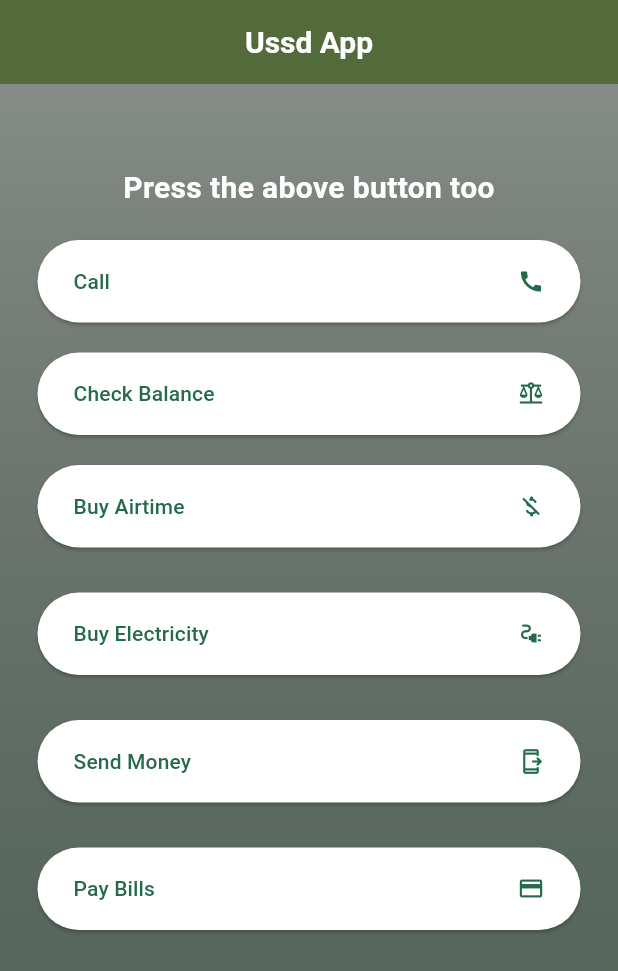
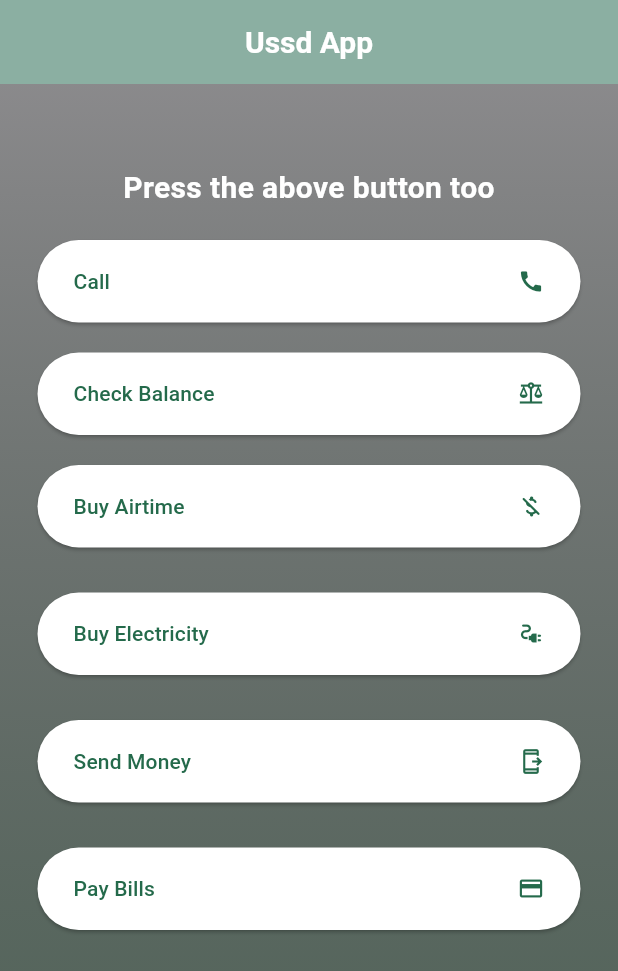
Before and after one commit to masezerano/ussd_app, a Flutter app: the screen it shows after launch, on a phone screen of 412 x 824 dp. Shown: the top 971 px of the screen. Run offline on Flutter 3.47's test engine with Material 2 defaults, Android fonts, the phone set to English and light mode, and no system bars.

Commit message:
initial commit

```diff
--- a/lib/main.dart
+++ b/lib/main.dart
@@ -11,17 +11,16 @@ class App extends StatelessWidget {
   @override
   Widget build(BuildContext context) {
     return MaterialApp(
-      theme: ThemeData(
+      theme: ThemeData(useMaterial3: true).copyWith(
         brightness: Brightness.light,
-        useMaterial3: true,
         colorScheme: ColorScheme.fromSeed(
-          seedColor: const Color.fromARGB(255, 37, 149, 104),
+          seedColor: const Color.fromARGB(175, 37, 149, 104),
         ),
       ),
       home: Scaffold(
         appBar: AppBar(
           centerTitle: true,
-          backgroundColor: const Color.fromARGB(255, 83, 106, 58),
+          backgroundColor: const Color.fromARGB(172, 83, 140, 117),
           title: Text(
             'Ussd App',
             style: TextStyle(
```
